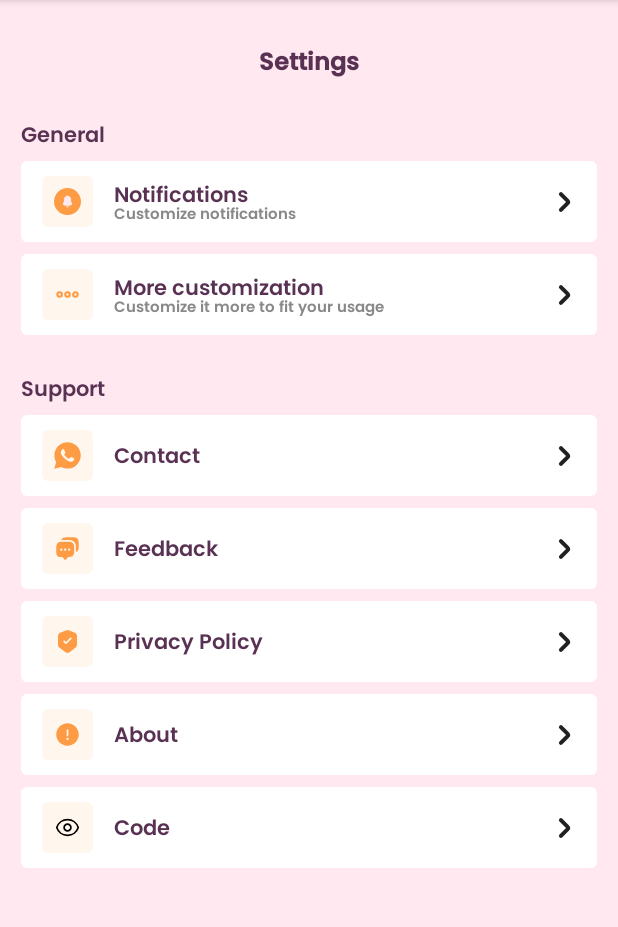
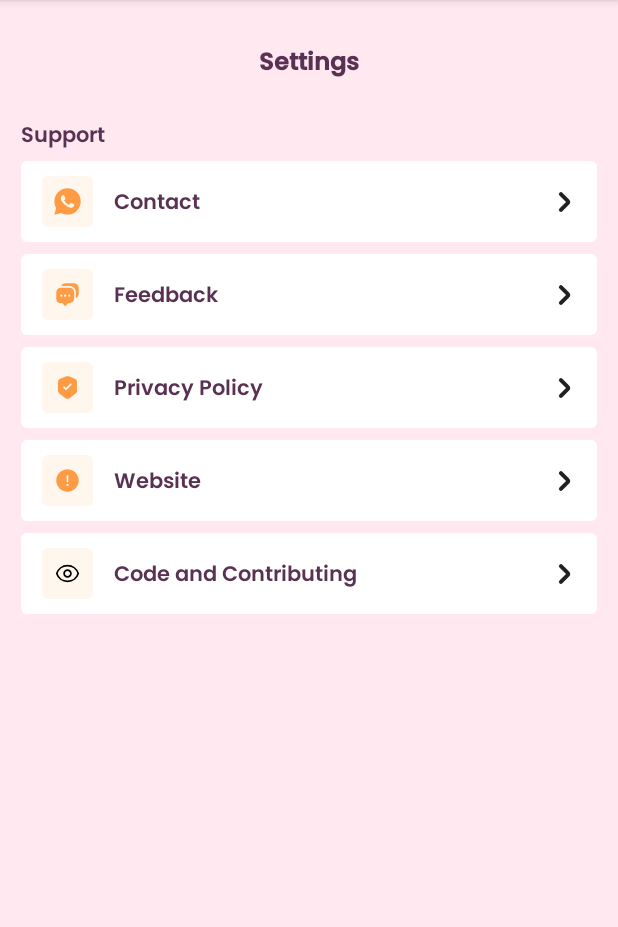
Before and after one commit to Joaquin144/CP_Leaderboard, an Android app built with Jetpack Compose: the SettingsScreen screen opened through its navigation route, after a tap on "Feedback", on a phone screen of 412 x 824 dp, the part 84-1011 px from its top. Run offline under Robolectric (Android 15) with nearby library versions, the phone set to English and light mode, and no system bars; our stand-ins replace Dagger/Hilt's generated code, Firebase (no records; nobody signed in at launch, a user with empty details on screens opened directly), accompanist.

Commit message:
minor changes

```diff
--- a/app/build.gradle
+++ b/app/build.gradle
@@ -57,7 +57,7 @@ dependencies {
     implementation "androidx.compose.ui:ui:$compose_ui_version"
     implementation "androidx.compose.ui:ui-tooling-preview:$compose_ui_version"
     implementation 'androidx.compose.material:material:1.1.1'
-    implementation 'com.google.firebase:firebase-auth-ktx:21.1.0'
+    implementation 'com.google.firebase:firebase-auth-ktx:22.0.0'
     implementation 'com.google.firebase:firebase-firestore-ktx:24.4.1'
     testImplementation 'junit:junit:4.13.2'
     androidTestImplementation 'androidx.test.ext:junit:1.1.4'
--- a/app/src/main/java/com/devcommop/joaquin/seceleaderboard/common/Constants.kt
+++ b/app/src/main/java/com/devcommop/joaquin/seceleaderboard/common/Constants.kt
@@ -6,4 +6,6 @@ object Constants {
     const val CF_API_FAILED_STATUS = "FAILED"
     const val DEFAULT_MEMBER_IDX = 0
     const val PARAM_CONTEST_ID = "contestId"
+
+    const val USER_COLLECTION = "USERS"
 }
--- a/app/src/main/java/com/devcommop/joaquin/seceleaderboard/data/remote/dto/FirebaseUserEntity.kt
+++ b/app/src/main/java/com/devcommop/joaquin/seceleaderboard/data/remote/dto/FirebaseUserEntity.kt
@@ -3,5 +3,6 @@ package com.devcommop.joaquin.seceleaderboard.data.remote.dto
 data class FirebaseUserEntity(
     var name: String? = null,
     var handles: String? = null,
-    var contests: String? = null
+    var contests: String? = null,
+    var createdBy: String? = null
 )
--- a/app/src/main/java/com/devcommop/joaquin/seceleaderboard/domain/repository/CFRepository.kt
+++ b/app/src/main/java/com/devcommop/joaquin/seceleaderboard/domain/repository/CFRepository.kt
@@ -5,7 +5,7 @@ import com.devcommop.joaquin.seceleaderboard.data.remote.dto.Contest
 import com.devcommop.joaquin.seceleaderboard.data.remote.dto.PartiesScore
 
 /**
- * @param [docId] is the id of Firestore document where data has been saved
+ * @param [docId] is the id of Firestore document where concerned data has been saved
  */
 interface CFRepository {
 
--- a/app/src/main/java/com/devcommop/joaquin/seceleaderboard/presentation/settings/SettingsScreen.kt
+++ b/app/src/main/java/com/devcommop/joaquin/seceleaderboard/presentation/settings/SettingsScreen.kt
@@ -34,7 +34,7 @@ fun SettingsScreen(
 ) {
     Column() {
         HeaderText(text = "Settings")
-        GeneralOptionsUI()
+        //GeneralOptionsUI()
         SupportOptionsUI()
     }
 }
@@ -140,6 +140,7 @@ fun SupportOptionsUI() {
     val context = LocalContext.current
     val gitIntent = remember { Intent(Intent.ACTION_VIEW, Uri.parse("https://github.com/Joaquin144/CP_Leaderboard")) }
     val aboutIntent = remember { Intent(Intent.ACTION_VIEW, Uri.parse("https://demo-electropix.netlify.app/")) }
+    //val mailIntent = remember { Intent(Intent.ACTION_SENDTO, Uri.parse("https://demo-electropix.netlify.app/")) }
 
     Column(
         modifier = Modifier
@@ -158,26 +159,32 @@ fun SupportOptionsUI() {
         SupportItem(
             icon = R.drawable.ic_whatsapp,
             mainText = "Contact",
-            onClick = {}
+            onClick = { context.startActivity(aboutIntent) }
         )
         SupportItem(
             icon = R.drawable.ic_feedback,
             mainText = "Feedback",
-            onClick = {}
+            onClick = {
+                val mailIntent = Intent(Intent.ACTION_SEND)
+                mailIntent.putExtra(Intent.EXTRA_EMAIL,"vvpp898.comco@gmail.com")
+                mailIntent.putExtra(Intent.EXTRA_SUBJECT, "Feedback for SECE Leaderboard")
+                mailIntent.type = "message/rfc822"
+                context.startActivity(Intent.createChooser(mailIntent,"Choose an Email client : "))
+            }
         )
         SupportItem(
             icon = R.drawable.ic_privacy_policy,
             mainText = "Privacy Policy",
-            onClick = {}
+            onClick = { context.startActivity(aboutIntent) }
         )
         SupportItem(
             icon = R.drawable.ic_about,
-            mainText = "About",
+            mainText = "Website",
             onClick = { context.startActivity(aboutIntent) }
         )
         SupportItem(
             icon = R.drawable.ic_eye_open,
-            mainText = "Code",
+            mainText = "Code and Contributing",
             onClick = { context.startActivity(gitIntent) }
         )
     }
--- a/app/src/main/java/com/devcommop/joaquin/seceleaderboard/presentation/util/Screen.kt
+++ b/app/src/main/java/com/devcommop/joaquin/seceleaderboard/presentation/util/Screen.kt
@@ -3,6 +3,7 @@ package com.devcommop.joaquin.seceleaderboard.presentation.util
 sealed class Screen(val route: String) {
 
     object SplashScreen: Screen("splash_screen")
+    object AuthScreen: Screen("auth_screen")
     object OnboardingScreen: Screen("onboarding_screen")
     object LoginScreen: Screen("login_screen")
     object ScoreboardScreen: Screen("scoreboard_screen")
```
Also changed, not shown: app/src/main/java/com/devcommop/joaquin/seceleaderboard/data/remote/custom/ScoreboardResult.kt (+5 -5 lines), app/src/main/java/com/devcommop/joaquin/seceleaderboard/data/repository/CFRepositoryImpl.kt (+24 -4 lines), app/src/main/java/com/devcommop/joaquin/seceleaderboard/presentation/auth/AuthScreen.kt (added, +16 -0 lines), app/src/main/java/com/devcommop/joaquin/seceleaderboard/presentation/auth/AuthViewModel.kt (added, +20 -0 lines).
